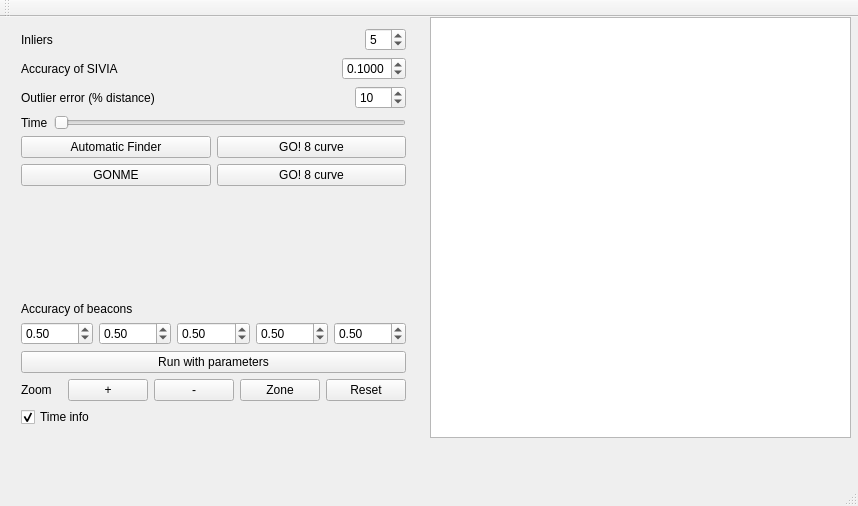
This is mainwindow.ui in qbrefort/Qinter as Qt 5 draws it before an edit. The edited form follows.
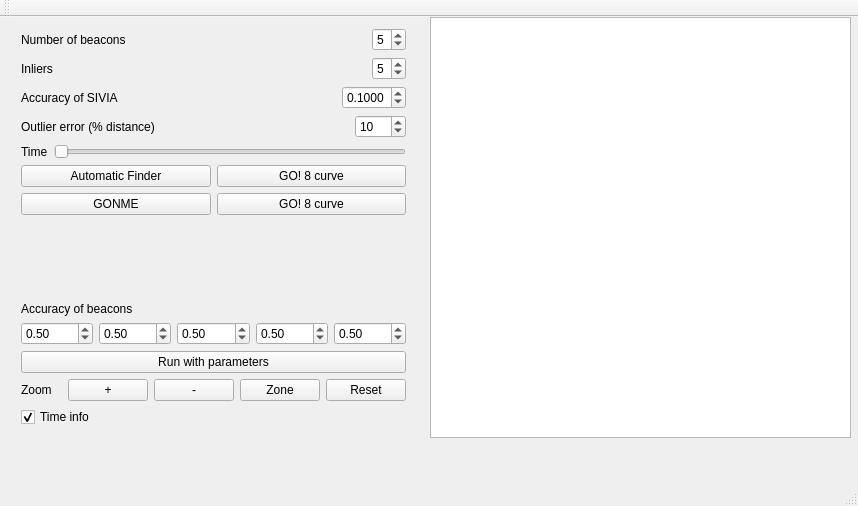
This is the edited form.

Commit message: Sneaky solving: you can now choose from 2 to 6 beacons BUT there are created by iteration which is not beautiful at all. But, well, it works.

What changed in the file:
```diff
--- a/mainwindow.ui
+++ b/mainwindow.ui
@@ -27,6 +27,43 @@
      <property name="spacing">
       <number>6</number>
      </property>
+     <item>
+      <layout class="QHBoxLayout" name="horizontalLayout_2">
+       <item>
+        <widget class="QLabel" name="label_Epsilon_7">
+         <property name="text">
+          <string>Number of beacons</string>
+         </property>
+        </widget>
+       </item>
+       <item>
+        <spacer name="horizontalSpacer_4">
+         <property name="orientation">
+          <enum>Qt::Horizontal</enum>
+         </property>
+         <property name="sizeHint" stdset="0">
+          <size>
+           <width>40</width>
+           <height>20</height>
+          </size>
+         </property>
+        </spacer>
+       </item>
+       <item>
+        <widget class="QSpinBox" name="BeaconSpinBox">
+         <property name="minimum">
+          <number>2</number>
+         </property>
+         <property name="maximum">
+          <number>6</number>
+         </property>
+         <property name="value">
+          <number>5</number>
+         </property>
+        </widget>
+       </item>
+      </layout>
+     </item>
      <item>
       <layout class="QHBoxLayout" name="horizontalLayout_5">
        <item>
@@ -51,6 +88,12 @@
        </item>
        <item>
         <widget class="QSpinBox" name="InterSpinBox">
+         <property name="minimum">
+          <number>1</number>
+         </property>
+         <property name="maximum">
+          <number>6</number>
+         </property>
          <property name="value">
           <number>5</number>
          </property>
```
The commit also changes 5 other files.
